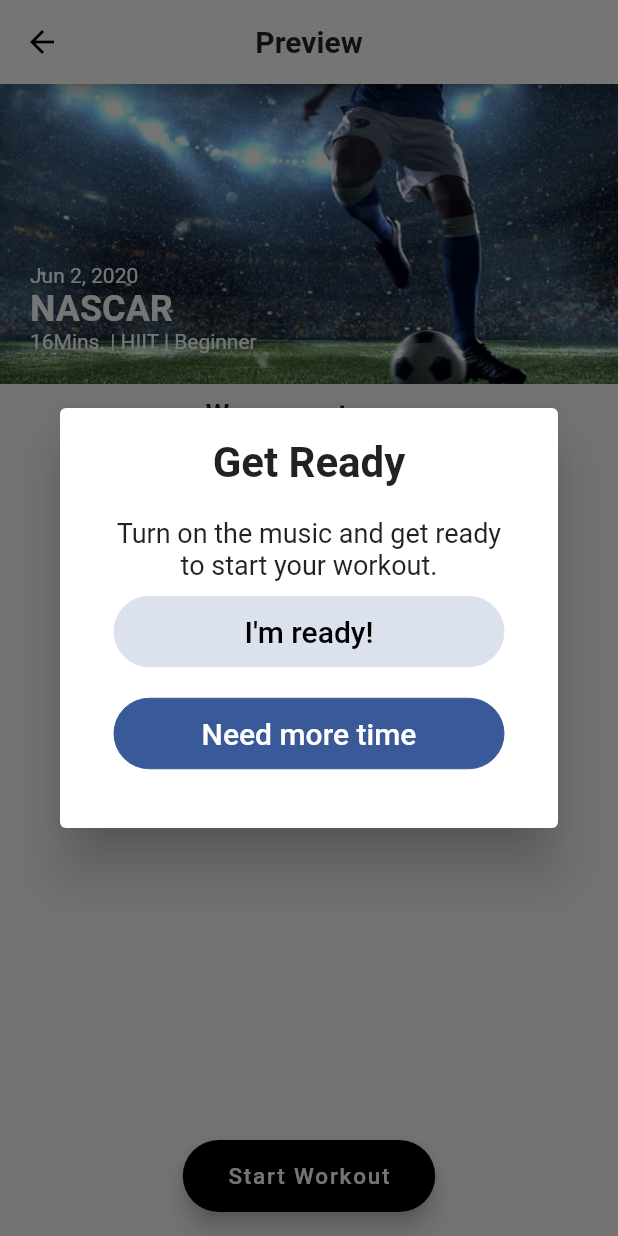
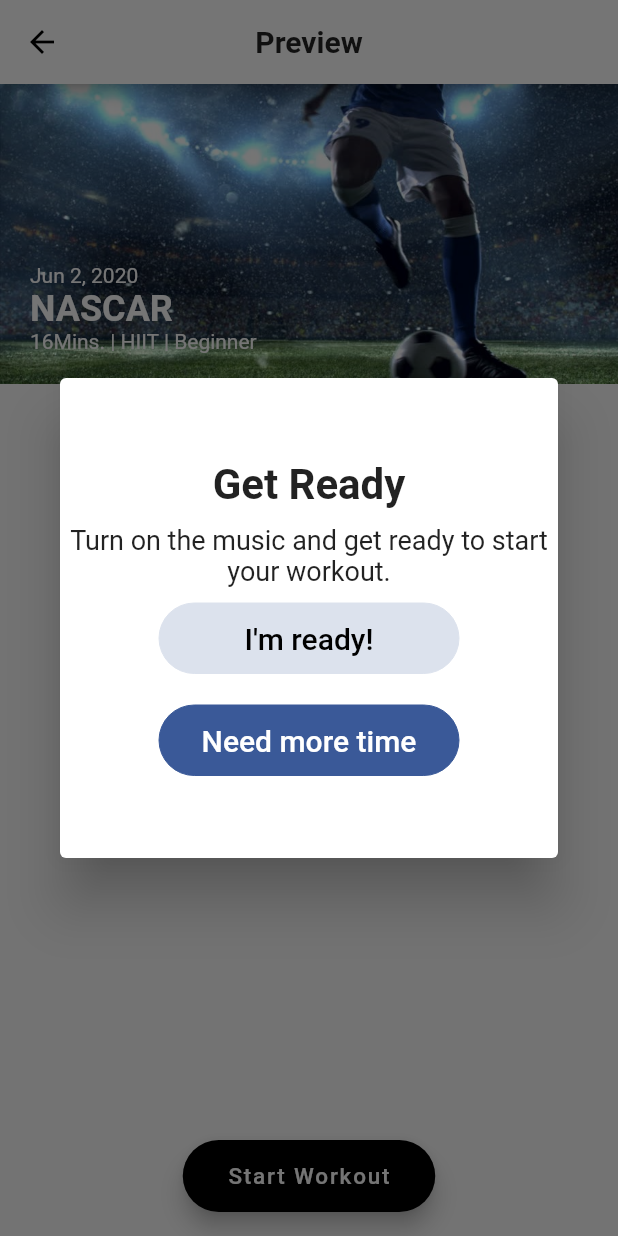
Before and after one commit to Sophie627/flutter-fitness, a Flutter app: the SoccerBasics screen opened by its route, after a tap on "Start Workout", on a phone screen of 412 x 824 dp. Run offline on Flutter 3.47's test engine with Material 2 defaults, Android fonts, the phone set to English and light mode, and no system bars; our stand-ins replace audioplayers, carousel_slider, cloud_firestore, firebase_auth, flutter_swiper, shared_preferences and 4 more; missing offline and left inert: mailer; accounts and stored records are empty; Roboto replaces fonts that are missing (OpenSans); statements that could not run were skipped.

Commit message:
fix exercise rest issue

```diff
--- a/lib/ui/screens/inout.dart
+++ b/lib/ui/screens/inout.dart
@@ -97,8 +97,10 @@ class _InOutState extends State<InOut> {
     Parameters: list(List)  - Voice title list
   */
   void playListVoice(List list) {
-    for (var i = 0; i < list.length; i++) {
-      playMusic(list[i], "voice");
+    if (list != null) {
+      for (var i = 0; i < list.length; i++) {
+        playMusic(list[i], "voice");
+      }
     }
   }
   /*
--- a/lib/ui/screens/soccerbasics_screen.dart
+++ b/lib/ui/screens/soccerbasics_screen.dart
@@ -188,14 +188,15 @@ class _SoccerBasicsState extends State<SoccerBasics> {
                 // shape: RoundedRectangleBorder(borderRadius: BorderRadius.circular(40)),
                 elevation: 16,
                 child: Container(
-                  height: 280.0,
-                  width: 360.0,
+                  height: 320.0,
+                  // width: 1000.0,
                   child: new Center(
                     child: new Container(
                       child: new Column(
+                        mainAxisAlignment: MainAxisAlignment.center,
                         children: <Widget>[
                           Padding(
-                            padding: EdgeInsets.all(20.0),
+                            padding: EdgeInsets.all(10.0),
                             child: new Text("Get Ready",
                               style: TextStyle(
                                 fontSize: 28.0,
@@ -203,12 +204,15 @@ class _SoccerBasicsState extends State<SoccerBasics> {
                               ),
                             ),
                           ),
-                          Text("Turn on the music and get ready", style: TextStyle(fontSize: 18.0),),
-                          Text("to start your workout.", style: TextStyle(fontSize: 18.0),),
+                          Text("Turn on the music and get ready to start your workout.",
+                            overflow: TextOverflow.clip,
+                            style: TextStyle(fontSize: 18.0),
+                            textAlign: TextAlign.center,
+                          ),
                           Padding(
                             padding: EdgeInsets.all(10.0),
                             child: ButtonTheme(
-                              minWidth: 260.0,
+                              minWidth: 200.0,
                               // height: 100.0,
                               child: CustomFlatButton(
                                 title: "I'm ready!",
@@ -233,7 +237,7 @@ class _SoccerBasicsState extends State<SoccerBasics> {
                           Padding(
                             padding: EdgeInsets.all(10.0),
                             child: ButtonTheme(
-                              minWidth: 260.0,
+                              minWidth: 200.0,
                               // height: 100.0,
                               child: CustomFlatButton(
                                 title: "Need more time",
```
Also changed, not shown: 20 other files.
